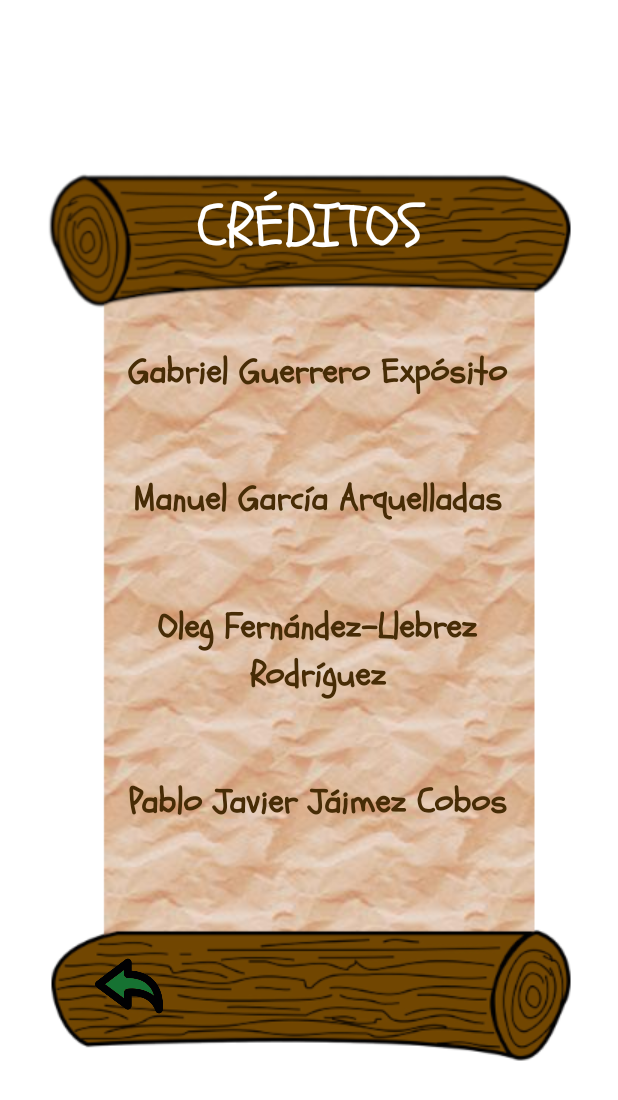
After one commit to TeamBiscochito/proyectofinal, an Android app: the layout creditos_dialog.xml on its own in the app's theme, with its tools: preview values and no code run, on a phone screen of 412 x 824 dp. The commit adds this screen. Shown: the top 1100 px of the screen. Run offline under Robolectric (Android 15) with nearby library versions, the phone set to English and light mode, and no system bars.

Commit message:
Update con Creditos creditos_dialog.xml

```diff
--- /dev/null
+++ b/app/src/main/res/layout/creditos_dialog.xml
@@ -0,0 +1,135 @@
+<?xml version="1.0" encoding="utf-8"?>
+<androidx.constraintlayout.widget.ConstraintLayout xmlns:android="http://schemas.android.com/apk/res/android"
+    xmlns:app="http://schemas.android.com/apk/res-auto"
+    xmlns:tools="http://schemas.android.com/tools"
+    android:layout_width="match_parent"
+    android:layout_height="match_parent"
+    android:layout_centerInParent="true">
+
+    <androidx.constraintlayout.widget.ConstraintLayout
+        android:layout_width="350dp"
+        android:layout_height="600dp"
+        android:layout_alignParentBottom="true"
+        android:layout_centerHorizontal="true"
+        android:layout_centerVertical="true"
+        android:background="@drawable/creditos_bg"
+        app:layout_constraintBottom_toBottomOf="parent"
+        app:layout_constraintEnd_toEndOf="parent"
+        app:layout_constraintStart_toStartOf="parent"
+        app:layout_constraintTop_toTopOf="parent">
+
+        <TextView
+            android:id="@+id/textView6"
+            android:layout_width="match_parent"
+            android:layout_height="wrap_content"
+            android:layout_alignParentTop="true"
+            android:layout_alignParentEnd="true"
+            android:layout_marginTop="12dp"
+            android:fontFamily="@font/schoolbell"
+            android:text="@string/tvCreditosMayus"
+            android:textAlignment="center"
+            android:textColor="#FFFFFF"
+            android:textSize="40sp"
+            app:layout_constraintEnd_toEndOf="parent"
+            app:layout_constraintStart_toStartOf="parent"
+            app:layout_constraintTop_toTopOf="parent" />
+
+        <ImageView
+            android:id="@+id/imgBackCreditos"
+            android:layout_width="45dp"
+            android:layout_height="45dp"
+            android:layout_marginStart="32dp"
+            android:layout_marginBottom="32dp"
+            android:contentDescription="@string/contAtras"
+            app:layout_constraintBottom_toBottomOf="parent"
+            app:layout_constraintStart_toStartOf="parent"
+            app:srcCompat="@drawable/back" />
+
+        <TextView
+            android:id="@+id/textView2"
+            android:layout_width="0dp"
+            android:layout_height="wrap_content"
+            android:fontFamily="@font/schoolbell"
+            android:text="@string/tvNombreGabriel"
+            android:textAlignment="center"
+            android:textColor="#472C06"
+            android:textSize="23sp"
+            android:textStyle="bold"
+            app:layout_constraintBottom_toTopOf="@+id/textView3"
+            app:layout_constraintEnd_toStartOf="@+id/guideline10"
+            app:layout_constraintHorizontal_bias="0.5"
+            app:layout_constraintStart_toStartOf="@+id/guideline9"
+            app:layout_constraintTop_toBottomOf="@+id/textView6" />
+
+        <TextView
+            android:id="@+id/textView3"
+            android:layout_width="0dp"
+            android:layout_height="wrap_content"
+            android:fontFamily="@font/schoolbell"
+            android:text="@string/tvNombreManuel"
+            android:textAlignment="center"
+            android:textColor="#472C06"
+            android:textSize="23sp"
+            android:textStyle="bold"
+            app:layout_constraintBottom_toTopOf="@+id/textView4"
+            app:layout_constraintEnd_toStartOf="@+id/guideline10"
+            app:layout_constraintHorizontal_bias="0.5"
+            app:layout_constraintStart_toStartOf="@+id/guideline9"
+            app:layout_constraintTop_toBottomOf="@+id/textView2" />
+
+        <TextView
+            android:id="@+id/textView4"
+            android:layout_width="0dp"
+            android:layout_height="wrap_content"
+            android:fontFamily="@font/schoolbell"
+            android:text="@string/tvNombreOleg"
+            android:textAlignment="center"
+            android:textColor="#472C06"
+            android:textSize="23sp"
+            android:textStyle="bold"
+            app:layout_constraintBottom_toTopOf="@+id/textView5"
+            app:layout_constraintEnd_toStartOf="@+id/guideline10"
+            app:layout_constraintHorizontal_bias="0.5"
+            app:layout_constraintStart_toStartOf="@+id/guideline9"
+            app:layout_constraintTop_toBottomOf="@+id/textView3" />
+
+        <TextView
+            android:id="@+id/textView5"
+            android:layout_width="0dp"
+            android:layout_height="wrap_content"
+            android:fontFamily="@font/schoolbell"
+            android:text="@string/tvNombrePablo"
+            android:textAlignment="center"
+            android:textColor="#472C06"
+            android:textSize="23sp"
+            android:textStyle="bold"
+            app:layout_constraintBottom_toTopOf="@+id/guideline5"
+            app:layout_constraintEnd_toStartOf="@+id/guideline10"
+            app:layout_constraintHorizontal_bias="0.5"
+            app:layout_constraintStart_toStartOf="@+id/guideline9"
+            app:layout_constraintTop_toBottomOf="@+id/textView4" />
+
+        <androidx.constraintlayout.widget.Guideline
+            android:id="@+id/guideline5"
+            android:layout_width="wrap_content"
+            android:layout_height="wrap_content"
+            android:orientation="horizontal"
+            app:layout_constraintGuide_percent="0.82" />
+
+        <androidx.constraintlayout.widget.Guideline
+            android:id="@+id/guideline9"
+            android:layout_width="wrap_content"
+            android:layout_height="wrap_content"
+            android:orientation="vertical"
+            app:layout_constraintGuide_percent="0.12" />
+
+        <androidx.constraintlayout.widget.Guideline
+            android:id="@+id/guideline10"
+            android:layout_width="wrap_content"
+            android:layout_height="wrap_content"
+            android:orientation="vertical"
+            app:layout_constraintGuide_percent="0.91" />
+
+    </androidx.constraintlayout.widget.ConstraintLayout>
+
+</androidx.constraintlayout.widget.ConstraintLayout>
--- a/app/src/main/res/values/strings.xml
+++ b/app/src/main/res/values/strings.xml
@@ -7,6 +7,12 @@
     <string name="tvTitulo1">ANIMALES</string>
     <string name="tvTitulo2">SALVAJES</string>
     <string name="tvCreditos">Créditos</string>
+    <string name="tvCreditosMayus">CRÉDITOS</string>
     <string name="imgMusica">Música</string>
     <string name="imgUser">Perfil</string>
+    <string name="contAtras">Atrás</string>
+    <string name="tvNombreGabriel">Gabriel Guerrero Expósito</string>
+    <string name="tvNombreManuel">Manuel García Arquelladas</string>
+    <string name="tvNombreOleg">Oleg Fernández-Llebrez Rodríguez</string>
+    <string name="tvNombrePablo">Pablo Javier Jáimez Cobos</string>
 </resources>
--- a/app/src/main/res/values/themes.xml
+++ b/app/src/main/res/values/themes.xml
@@ -18,4 +18,9 @@
         <item name="windowActionBar">false</item>
         <item name="windowNoTitle">true</item>
     </style>
+
+    <style name="DialogAnimation">
+        <item name="android:windowEnterAnimation">@anim/slide_dialog_entrar</item>
+        <item name="android:windowExitAnimation">@anim/slide_dialog_salir</item>
+    </style>
 </resources>
```
Also changed, not shown: app/src/main/java/teambiscochito/toptrumpsgame/view/fragment/MenuFragment.java (+89 -8 lines), app/src/main/res/anim/slide_dialog_entrar.xml (added, +10 -0 lines), app/src/main/res/anim/slide_dialog_salir.xml (added, +10 -0 lines), app/src/main/res/drawable/back.png (added), app/src/main/res/drawable/creditos_bg.png (added), 1 other file.
